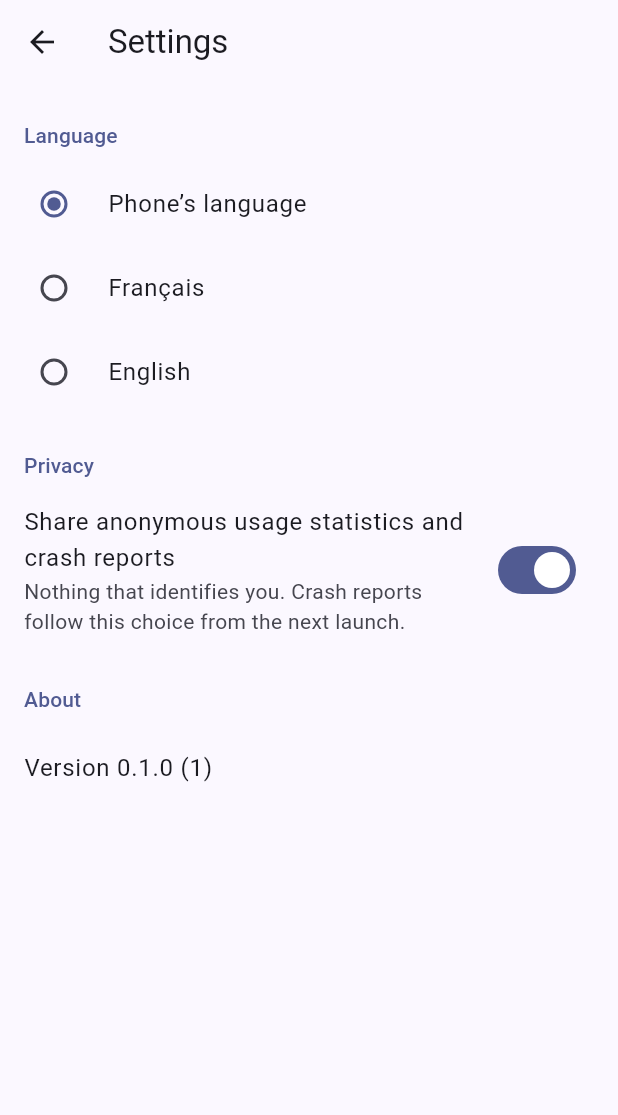
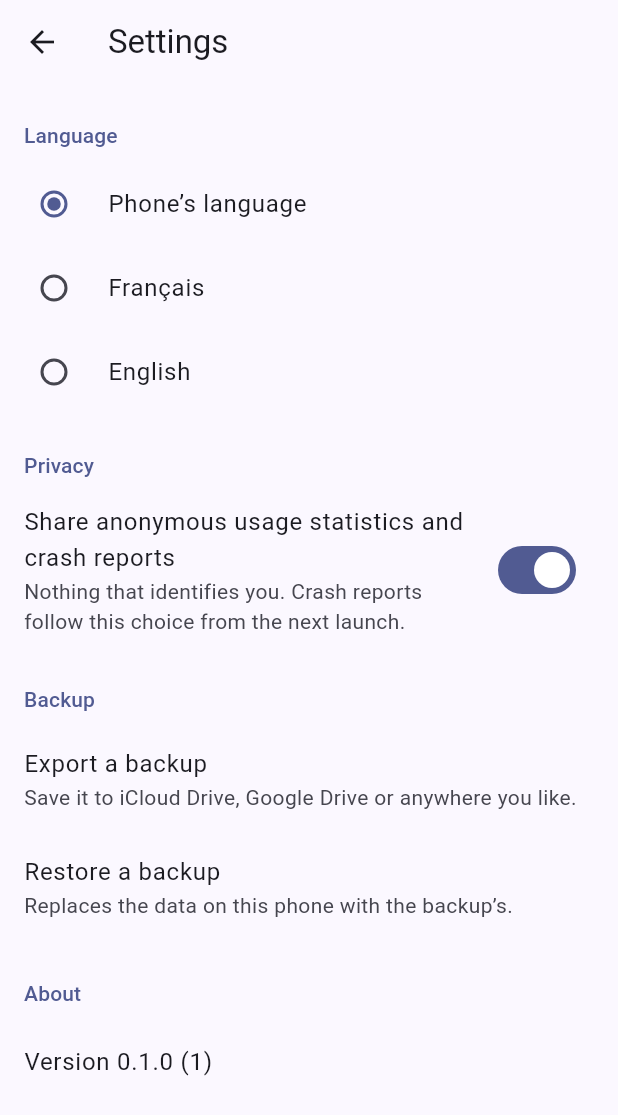
Before and after one commit to Richard-DEPIERRE/deroches-apps, a Flutter app: the screen it shows after launch, after a tap on "Skip", after a tap on the "settings" icon, on a phone screen of 412 x 824 dp. Shown: the top 1115 px of the screen. Run offline on Flutter 3.47's test engine with Material 3 defaults, Android fonts, the phone set to English and light mode, and no system bars; our stand-ins replace file_picker, in_app_review, package_info_plus, sentry_flutter; missing offline and left inert: posthog_flutter, purchases_flutter.

Commit message:
DAPP-96: settings — restore purchases and backup (DAPP-32 part 2)
SettingsScreen gets a Purchases section (Restore purchases, only when the
app passes a Purchases) and a Backup section (export and restore through
BackupService). Each result is said in a message; a restored backup calls
the app's onBackupRestored, which is required so no app forgets to reopen
its stores. Sends backup.complete.export|restore and backup.fail.<reason>.
Restore purchases reuses the paywall's three result messages.

The sample app passes ExampleData.backup and, when RevenueCat starts,
Purchases.

Co-Authored-By: Claude Opus 5.5 <noreply@anthropic.com>
Co-Authored-By: Paperclip <noreply@paperclip.ing>

```diff
--- a/apps/kit_example/lib/main.dart
+++ b/apps/kit_example/lib/main.dart
@@ -25,6 +25,8 @@ Widget buildApp({
   CrashReporter crashReporter = const NoopCrashReporter(),
   required KitStateController kitState,
   required Analytics analytics,
+  required ExampleData data,
+  Purchases? purchases,
   StoreReview review = const InAppStoreReview(),
 }) {
   final rating = RatingPrompt(kitState: kitState, review: review, analytics: analytics);
@@ -53,7 +55,13 @@ Widget buildApp({
         ],
         child: PlaceholderHome(
           rating: rating,
-          settings: (_) => SettingsScreen(kitState: kitState),
+          settings: (_) => SettingsScreen(
+            kitState: kitState,
+            analytics: analytics,
+            backup: data.backup,
+            purchases: purchases,
+            onBackupRestored: () => data.notes.open().ignore(),
+          ),
         ),
       );
     },
@@ -75,7 +83,17 @@ Future<void> main() async {
     locale: () => resolveKitLocale(WidgetsBinding.instance.platformDispatcher.locales).languageCode,
     appEvents: notesEvents,
   );
-  runApp(buildApp(crashReporter: crashReporter, kitState: kitState, analytics: analytics));
+  // Null here: the sample app has no RevenueCat key, so it sells nothing.
+  final store = await RevenueCatPurchases.start(exampleConfig);
+  runApp(
+    buildApp(
+      crashReporter: crashReporter,
+      kitState: kitState,
+      analytics: analytics,
+      data: ExampleData(directory),
+      purchases: store == null ? null : Purchases(backend: store, analytics: analytics, plans: exampleConfig.plans),
+    ),
+  );
 }
 
 class _Art extends StatelessWidget {
--- a/packages/app_kit/lib/l10n/kit_en.arb
+++ b/packages/app_kit/lib/l10n/kit_en.arb
@@ -256,5 +256,37 @@
   "settingsLanguageEnglish": "English",
   "@settingsLanguageEnglish": {
     "description": "English, written in English in both languages."
+  },
+  "settingsPurchases": "Purchases",
+  "@settingsPurchases": {
+    "description": "Header of the purchases section in settings (Restore purchases)."
+  },
+  "settingsBackup": "Backup",
+  "@settingsBackup": {
+    "description": "Header of the backup section in settings."
+  },
+  "settingsBackupExport": "Export a backup",
+  "@settingsBackupExport": {
+    "description": "Saves a backup file through the system save dialog."
+  },
+  "settingsBackupExportDetail": "Save it to iCloud Drive, Google Drive or anywhere you like.",
+  "@settingsBackupExportDetail": {
+    "description": "Under Export a backup: where the file can go."
+  },
+  "settingsBackupRestore": "Restore a backup",
+  "@settingsBackupRestore": {
+    "description": "Picks a backup file and replaces the app's data with it."
+  },
+  "settingsBackupRestoreDetail": "Replaces the data on this phone with the backup’s.",
+  "@settingsBackupRestoreDetail": {
+    "description": "Under Restore a backup: what it does."
+  },
+  "settingsBackupExported": "Backup saved.",
+  "@settingsBackupExported": {
+    "description": "Shown after a backup was exported."
+  },
+  "settingsBackupRestored": "Backup restored.",
+  "@settingsBackupRestored": {
+    "description": "Shown after a backup was restored."
   }
 }
--- a/packages/app_kit/lib/l10n/kit_localizations.dart
+++ b/packages/app_kit/lib/l10n/kit_localizations.dart
@@ -391,6 +391,54 @@ abstract class KitLocalizations {
   /// In en, this message translates to:
   /// **'English'**
   String get settingsLanguageEnglish;
+
+  /// Header of the purchases section in settings (Restore purchases).
+  ///
+  /// In en, this message translates to:
+  /// **'Purchases'**
+  String get settingsPurchases;
+
+  /// Header of the backup section in settings.
+  ///
+  /// In en, this message translates to:
+  /// **'Backup'**
+  String get settingsBackup;
+
+  /// Saves a backup file through the system save dialog.
+  ///
+  /// In en, this message translates to:
+  /// **'Export a backup'**
+  String get settingsBackupExport;
+
+  /// Under Export a backup: where the file can go.
+  ///
+  /// In en, this message translates to:
+  /// **'Save it to iCloud Drive, Google Drive or anywhere you like.'**
+  String get settingsBackupExportDetail;
+
+  /// Picks a backup file and replaces the app's data with it.
+  ///
+  /// In en, this message translates to:
+  /// **'Restore a backup'**
+  String get settingsBackupRestore;
+
+  /// Under Restore a backup: what it does.
+  ///
+  /// In en, this message translates to:
+  /// **'Replaces the data on this phone with the backup’s.'**
+  String get settingsBackupRestoreDetail;
+
+  /// Shown after a backup was exported.
+  ///
+  /// In en, this message translates to:
+  /// **'Backup saved.'**
+  String get settingsBackupExported;
+
+  /// Shown after a backup was restored.
+  ///
+  /// In en, this message translates to:
+  /// **'Backup restored.'**
+  String get settingsBackupRestored;
 }
 
 class _KitLocalizationsDelegate
--- a/packages/app_kit/lib/l10n/kit_localizations_en.dart
+++ b/packages/app_kit/lib/l10n/kit_localizations_en.dart
@@ -245,4 +245,30 @@ class KitLocalizationsEn extends KitLocalizations {
 
   @override
   String get settingsLanguageEnglish => 'English';
+
+  @override
+  String get settingsPurchases => 'Purchases';
+
+  @override
+  String get settingsBackup => 'Backup';
+
+  @override
+  String get settingsBackupExport => 'Export a backup';
+
+  @override
+  String get settingsBackupExportDetail =>
+      'Save it to iCloud Drive, Google Drive or anywhere you like.';
+
+  @override
+  String get settingsBackupRestore => 'Restore a backup';
+
+  @override
+  String get settingsBackupRestoreDetail =>
+      'Replaces the data on this phone with the backup’s.';
+
+  @override
+  String get settingsBackupExported => 'Backup saved.';
+
+  @override
+  String get settingsBackupRestored => 'Backup restored.';
 }
--- a/packages/app_kit/lib/src/settings/settings_screen.dart
+++ b/packages/app_kit/lib/src/settings/settings_screen.dart
@@ -2,14 +2,36 @@ import 'package:flutter/material.dart';
 import 'package:package_info_plus/package_info_plus.dart';
 
 import '../../l10n/kit_localizations.dart';
+import '../analytics/analytics.dart';
+import '../data/backup_service.dart';
 import '../data/kit_state.dart';
+import '../purchases/purchases.dart';
 
 /// The settings screen every app gets (ADR 0001, section 10): the app's own
-/// [appSections] first, then language, the statistics switch and the version.
+/// [appSections] first, then language, the statistics switch, restore
+/// purchases, backup and the version. Results show in plain words.
 class SettingsScreen extends StatefulWidget {
-  const SettingsScreen({super.key, required this.kitState, this.appSections = const []});
+  const SettingsScreen({
+    super.key,
+    required this.kitState,
+    required this.analytics,
+    required this.backup,
+    required this.onBackupRestored,
+    this.purchases,
+    this.appSections = const [],
+  });
 
   final KitStateController kitState;
+  final Analytics analytics;
+  final BackupService backup;
+
+  /// After a restored backup: the app opens its data stores again, which
+  /// refuse to save until then.
+  final VoidCallback onBackupRestored;
+
+  /// `null` when the app sells nothing on this platform: no Restore purchases.
+  final Purchases? purchases;
+
   final List<Widget> appSections;
 
   @override
@@ -18,6 +40,39 @@ class SettingsScreen extends StatefulWidget {
 
 class _SettingsScreenState extends State<SettingsScreen> {
   final _info = PackageInfo.fromPlatform();
+  bool _busy = false;
+
+  /// Runs [work] with the buttons off, then says what [message] makes of it.
+  Future<void> _run<T>(Future<T> Function() work, String? Function(KitLocalizations, T) message) async {
+    setState(() => _busy = true);
+    final T result;
+    try {
+      result = await work();
+    } finally {
+      if (mounted) setState(() => _busy = false);
+    }
+    if (!mounted) return;
+    final text = message(KitLocalizations.of(context), result);
+    if (text == null) return;
+    ScaffoldMessenger.of(context)
+      ..removeCurrentSnackBar()
+      ..showSnackBar(SnackBar(behavior: SnackBarBehavior.floating, content: Text(text)));
+  }
+
+  String? _backupMessage(KitLocalizations l10n, BackupResult result, {required bool restore}) {
+    switch (result) {
+      case BackupDone():
+        widget.analytics.track('backup.complete.${restore ? 'restore' : 'export'}');
+        if (restore) widget.onBackupRestored();
+        return restore ? l10n.settingsBackupRestored : l10n.settingsBackupExported;
+      case BackupFailed(:final reason):
+        final detail = reason.name.replaceAllMapped(RegExp('[A-Z]'), (m) => '_${m[0]!.toLowerCase()}');
+        widget.analytics.track('backup.fail.$detail');
+        return reason.message(l10n);
+      case BackupCancelled(): // the user's choice: nothing to say
+        return null;
+    }
+  }
 
   // A failed save keeps the choice on screen; it is asked again next launch.
   void _update(KitState Function(KitState) change) =>
@@ -27,6 +82,7 @@ class _SettingsScreenState extends State<SettingsScreen> {
   Widget build(BuildContext context) {
     final l10n = KitLocalizations.of(context);
     final theme = Theme.of(context);
+    final purchases = widget.purchases;
     Widget header(String text) => Padding(
       padding: const EdgeInsets.fromLTRB(16, 24, 16, 8),
       child: Semantics(
@@ -70,6 +126,34 @@ class _SettingsScreenState extends State<SettingsScreen> {
                 value: state?.analyticsEnabled ?? false,
                 onChanged: state == null ? null : (on) => _update((s) => s.copyWith(analyticsEnabled: on)),
               ),
+              if (purchases != null) ...[
+                header(l10n.settingsPurchases),
+                ListTile(
+                  title: Text(l10n.paywallRestore),
+                  enabled: !_busy,
+                  onTap: () => _run(
+                    purchases.restore,
+                    (l10n, result) => switch (result) {
+                      RestoreResult.restored => l10n.paywallRestored,
+                      RestoreResult.nothingToRestore => l10n.paywallNothingToRestore,
+                      RestoreResult.failed => l10n.paywallRestoreFailed,
+                    },
+                  ),
+                ),
+              ],
+              header(l10n.settingsBackup),
+              ListTile(
+                title: Text(l10n.settingsBackupExport),
+                subtitle: Text(l10n.settingsBackupExportDetail),
+                enabled: !_busy,
+                onTap: () => _run(widget.backup.export, (l10n, r) => _backupMessage(l10n, r, restore: false)),
+              ),
+              ListTile(
+                title: Text(l10n.settingsBackupRestore),
+                subtitle: Text(l10n.settingsBackupRestoreDetail),
+                enabled: !_busy,
+                onTap: () => _run(widget.backup.restore, (l10n, r) => _backupMessage(l10n, r, restore: true)),
+              ),
               header(l10n.settingsAbout),
               FutureBuilder(
                 future: _info,
```
Also changed, not shown: packages/app_kit/lib/l10n/kit_fr.arb (+9 -1 lines), packages/app_kit/lib/l10n/kit_localizations_fr.dart (+26 -0 lines), 2 other files.
